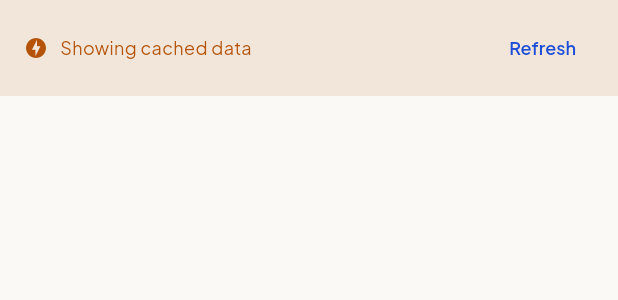
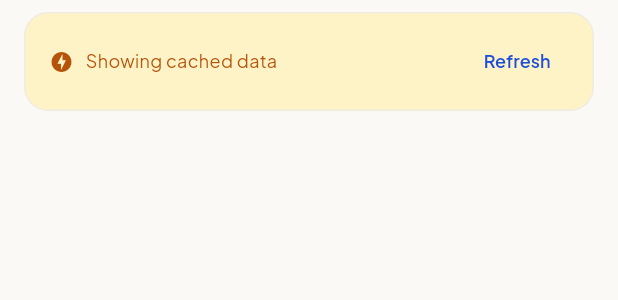
Before and after one commit to thinkdare/healthcare_emr_mobile, a Flutter app: the _CacheBanner widget shown alone on an empty page, opened directly with empty values, on a phone screen of 412 x 824 dp. Shown: the top 300 px of the screen. Run offline on Flutter 3.47's test engine with Material 3 defaults, Android fonts, the phone set to English and light mode, and no system bars; our stand-ins replace connectivity_plus, dio, file_picker, flutter_secure_storage, local_auth, open_file and 4 more; missing offline and left inert: safe_device; accounts and stored records are empty; network calls fail.

Commit message:
feat: restyle Patient List screen banners and FAB

```diff
--- a/lib/presentation/patients/screens/patient_list_screen.dart
+++ b/lib/presentation/patients/screens/patient_list_screen.dart
@@ -7,6 +7,7 @@ import '../../../data/providers/patient_provider.dart';
 import '../widgets/patient_card.dart';
 import 'patient_form_screen.dart';
 import '../../../config/app_colors.dart';
+import '../../shared/widgets/adaptive_card.dart';
 
 class PatientListScreen extends StatefulWidget {
   const PatientListScreen({super.key});
@@ -71,6 +72,7 @@ class _PatientListScreenState extends State<PatientListScreen> {
   Widget build(BuildContext context) {
     return Scaffold(
       floatingActionButton: FloatingActionButton(
+        backgroundColor: AppColors.of(context).accent,
         onPressed: () async {
           final result = await Navigator.of(context).push(
             kIsIOS
@@ -244,8 +246,8 @@ class _CacheBanner extends StatelessWidget {
 
   @override
   Widget build(BuildContext context) {
-    return Container(
-      color: AppColors.of(context).warning.withValues(alpha: 0.12),
+    return AdaptiveCard(
+      backgroundColor: AppColors.of(context).warningTint,
       padding: const EdgeInsets.symmetric(horizontal: 16, vertical: 8),
       child: Row(
         children: [
@@ -286,8 +288,9 @@ class _ErrorBanner extends StatelessWidget {
 
   @override
   Widget build(BuildContext context) {
-    return Container(
-      color: AppColors.of(context).critical.withValues(alpha: 0.08),
+    return AdaptiveCard(
+      backgroundColor: AppColors.of(context).criticalTint,
+      borderColor: AppColors.of(context).criticalBorder,
       padding: const EdgeInsets.symmetric(horizontal: 16, vertical: 8),
       child: Row(
         children: [
```
